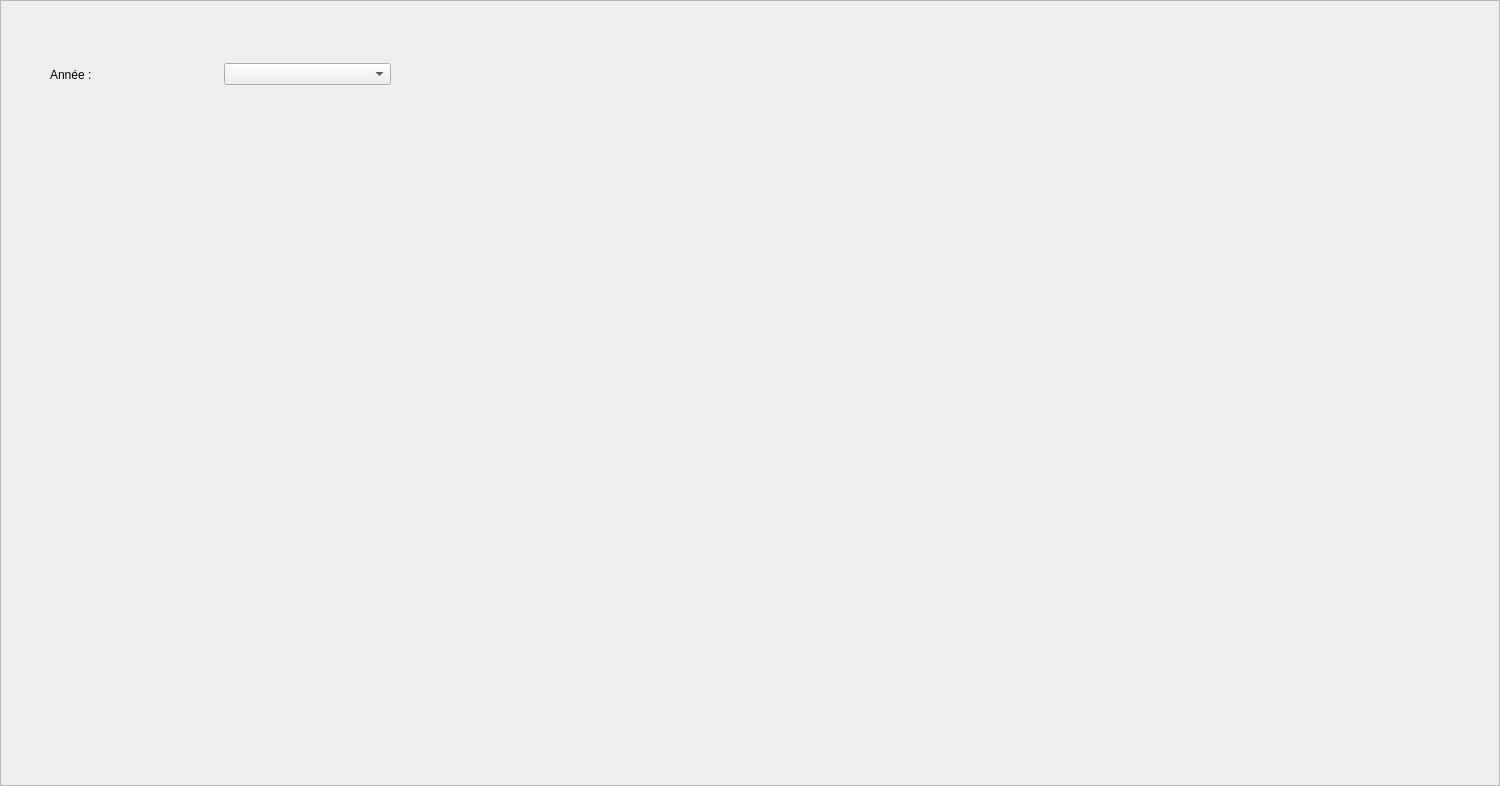
Old version of the form dossieraccepteframe.ui in the repository rsoumail/Exam-Platform.
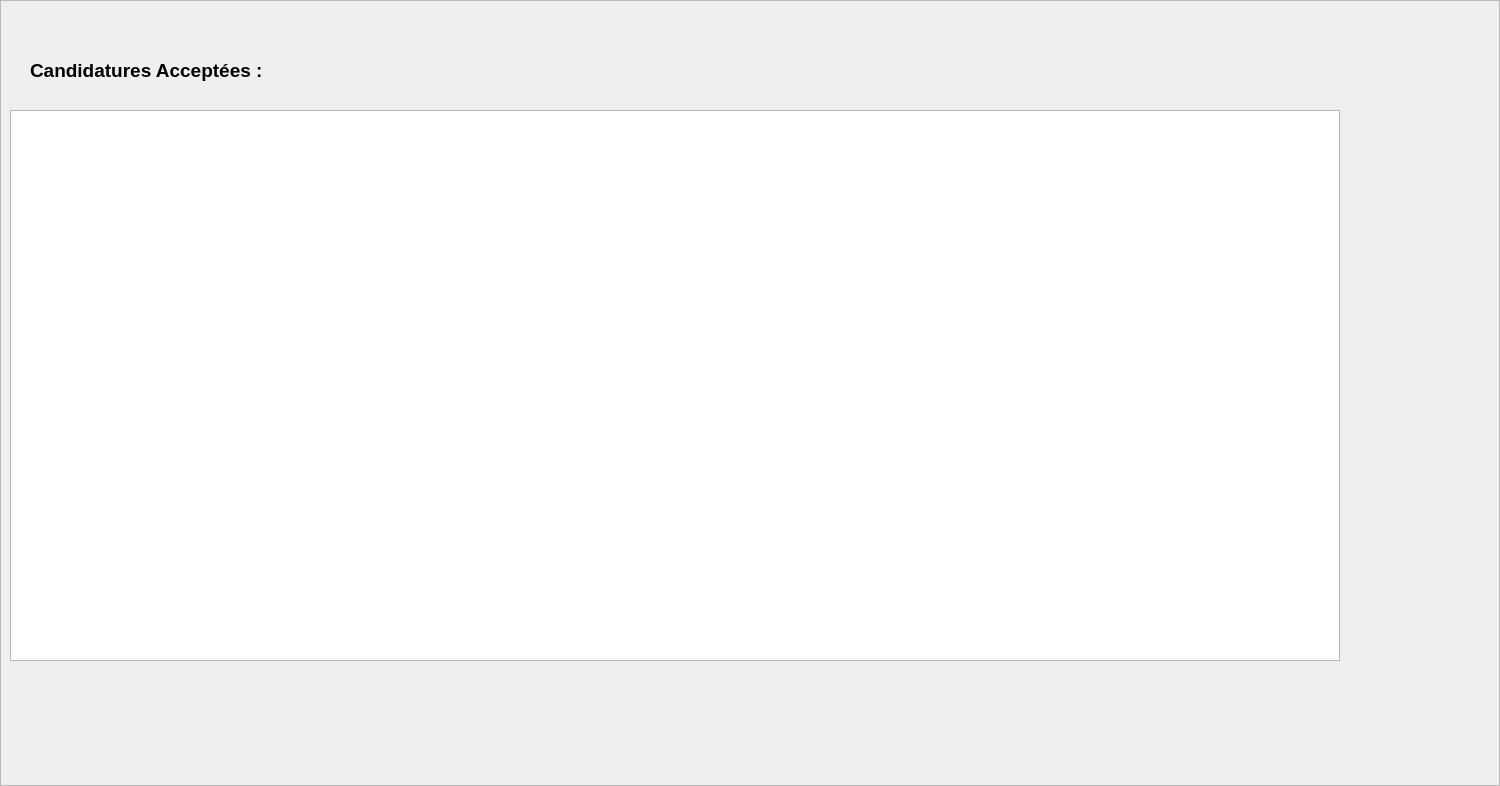
New version of the form.

What changed in the file:
```diff
--- a/dossieraccepteframe.ui
+++ b/dossieraccepteframe.ui
@@ -19,37 +19,28 @@
   <property name="frameShadow">
    <enum>QFrame::Raised</enum>
   </property>
-  <widget class="QTableWidget" name="table_dossier_accepte">
+  <widget class="QTableView" name="table_dossiers_acceptes">
    <property name="geometry">
     <rect>
-     <x>50</x>
-     <y>140</y>
-     <width>1351</width>
-     <height>0</height>
+     <x>10</x>
+     <y>110</y>
+     <width>1330</width>
+     <height>551</height>
     </rect>
    </property>
   </widget>
-  <widget class="QWidget" name="layoutWidget">
+  <widget class="QLabel" name="label">
    <property name="geometry">
     <rect>
-     <x>50</x>
-     <y>60</y>
-     <width>341</width>
-     <height>29</height>
+     <x>30</x>
+     <y>50</y>
+     <width>241</width>
+     <height>41</height>
     </rect>
    </property>
-   <layout class="QHBoxLayout" name="horizontalLayout">
-    <item>
-     <widget class="QLabel" name="label">
-      <property name="text">
-       <string>Année :</string>
-      </property>
-     </widget>
-    </item>
-    <item>
-     <widget class="QComboBox" name="comboBox"/>
-    </item>
-   </layout>
+   <property name="text">
+    <string>&lt;html&gt;&lt;head/&gt;&lt;body&gt;&lt;p&gt;&lt;span style=&quot; font-size:14pt; font-weight:600;&quot;&gt;Candidatures Acceptées :&lt;/span&gt;&lt;/p&gt;&lt;/body&gt;&lt;/html&gt;</string>
+   </property>
   </widget>
  </widget>
  <resources/>
```
